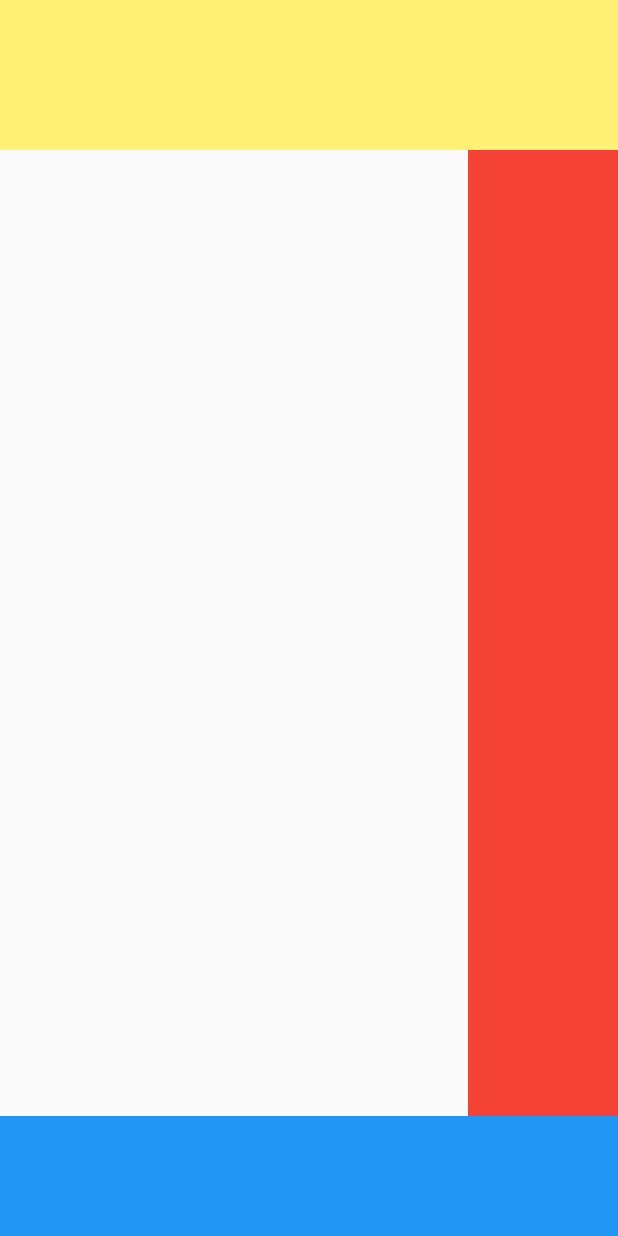
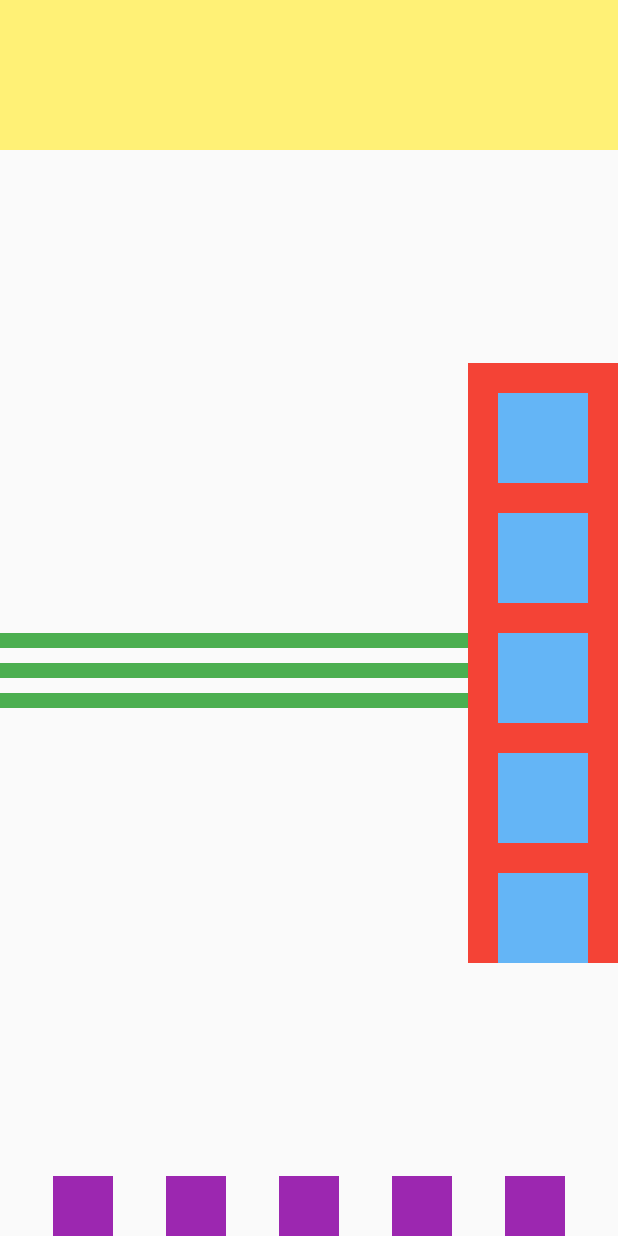
Before and after one commit to aashaykapoor/TikTok-App-UI-Flutter, a Flutter app: the screen it shows after launch, on a phone screen of 412 x 824 dp. Run offline on Flutter 3.47's test engine with Material 2 defaults, Android fonts, the phone set to English and light mode, and no system bars.

Commit message:
layout done

```diff
--- a/lib/HomePage.dart
+++ b/lib/HomePage.dart
@@ -1,35 +1,20 @@
 import 'package:flutter/material.dart';
-class Home extends StatelessWidget {
+import 'package:tiktokAppUI/widgets/actions_tool.dart';
+import 'package:tiktokAppUI/widgets/bottomTools.dart';
+import 'package:tiktokAppUI/widgets/videoDesc.dart';
 
 
-  Widget get topSection=> Container(
-            height: 100.0,
-            color: Colors.yellow[300],
-          );
-  Widget get bottomSection=>Container(
-            height: 80,
-            color: Colors.blue,
-          );
 
-  Widget get videoDescription=>Expanded(child: Column(
-    children: <Widget>[
-      Container()
-    ],
-                color: Colors.green,
-              ));
+class Home extends StatelessWidget {
+  Widget get topSection => Container(
+        height: 100.0,
+        color: Colors.yellow[300],
+      );
 
-  Widget get actionsToolbar=>Container(
-                width: 100,
-                color: Colors.red,
-              );
-
-  Widget get middleSection=>Expanded(child:
-          Row(
-            children: <Widget>[
-              videoDescription,
-              actionsToolbar
-            ],
-          ));
+  Widget get middleSection => Expanded(
+          child: Row(
+        children: <Widget>[VideoDescription(), ActionToolBar()],
+      ));
 
   @override
   Widget build(BuildContext context) {
@@ -37,15 +22,14 @@ class Home extends StatelessWidget {
       body: Column(
         children: <Widget>[
           // Top Section
-         topSection,
+          topSection,
           // Middle Section
           middleSection,
           // Bottom Section
-          bottomSection,
-
+         BottomToolBar(),
         ],
       ),
-
     );
   }
 }
+//5:29
--- /dev/null
+++ b/lib/widgets/actions_tool.dart
@@ -0,0 +1,18 @@
+import 'package:flutter/material.dart';
+class ActionToolBar extends StatelessWidget {
+  @override
+  Widget build(BuildContext context) {
+    return Container(
+        width: 100,
+        color: Colors.red,
+        child: Column(
+          mainAxisSize: MainAxisSize.min,
+          children: List<Widget>.generate(5, (_) => Container(
+            width: 60,height: 60,
+            color: Colors.blue[300],
+            margin: EdgeInsets.only(top: 20.0),
+          )),
+        ),
+      );
+  }
+}
--- /dev/null
+++ b/lib/widgets/bottomTools.dart
@@ -0,0 +1,17 @@
+import 'package:flutter/material.dart';
+
+class BottomToolBar extends StatelessWidget {
+  @override
+  Widget build(BuildContext context) {
+    return Row(
+      mainAxisAlignment: MainAxisAlignment.spaceEvenly,
+      children: List<Widget>.generate(
+          5,
+          (index) => Container(
+                width: 40,
+                height: 40,
+                color: Colors.purple,
+              )),
+    );
+  }
+}
--- /dev/null
+++ b/lib/widgets/videoDesc.dart
@@ -0,0 +1,27 @@
+import 'package:flutter/material.dart';
+class VideoDescription extends StatelessWidget {
+  @override
+  Widget build(BuildContext context) {
+    return Expanded(
+          child: Column(
+        mainAxisSize: MainAxisSize.min,
+        children: <Widget>[
+          Container(
+            height: 10.0,
+            color: Colors.green,
+            margin: EdgeInsets.only(top: 10),
+          ),
+          Container(
+            height: 10.0,
+            color: Colors.green,
+            margin: EdgeInsets.only(top: 10),
+          ),
+          Container(
+            height: 10.0,
+            color: Colors.green,
+            margin: EdgeInsets.only(top: 10),
+          ),
+        ],
+      ));
+  }
+}
```
